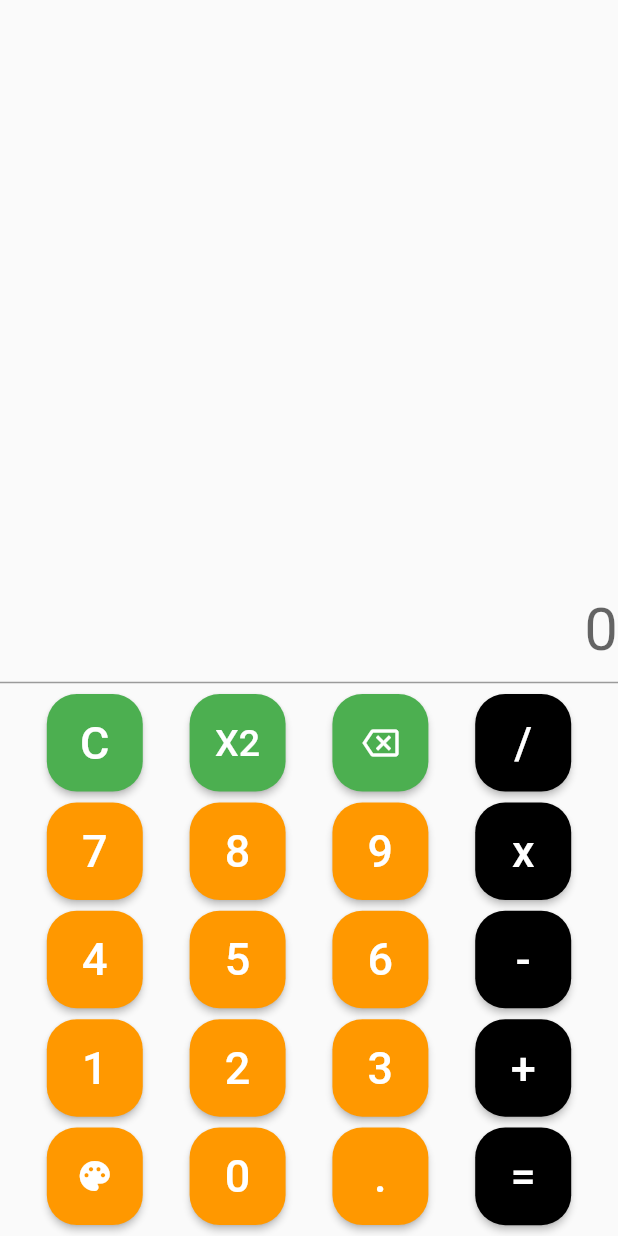
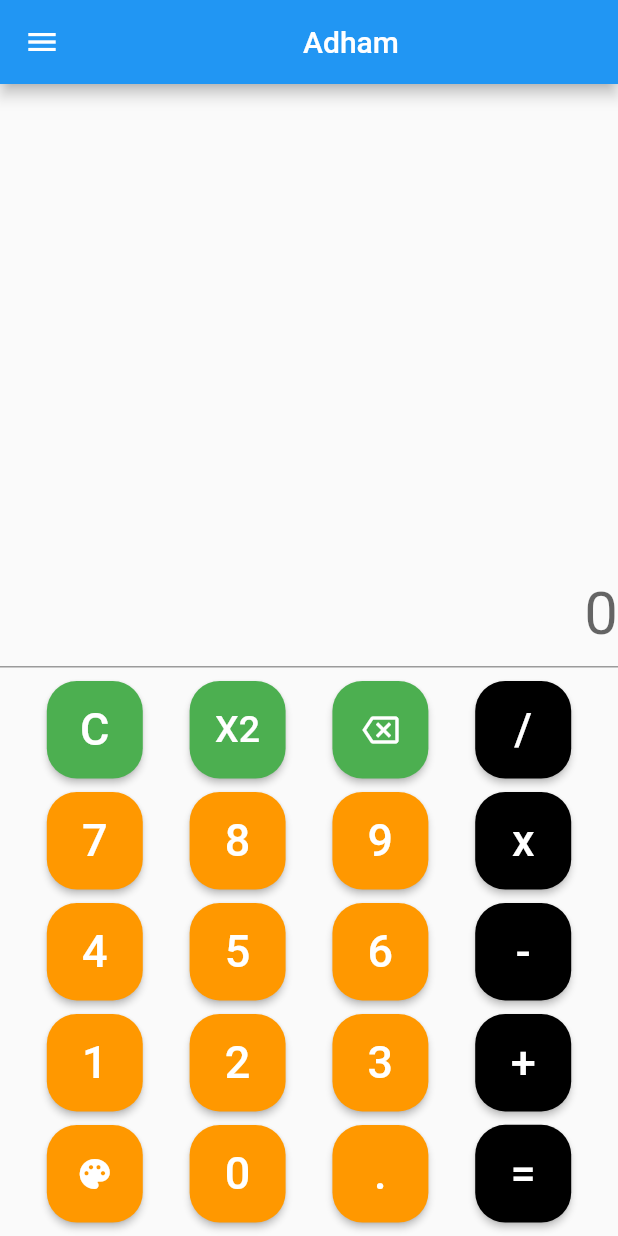
Before and after one commit to adhamniyozboyev/calc_adham, a Flutter app: the screen it shows after launch, after a tap on the "palette" icon, on a phone screen of 412 x 824 dp. Run offline on Flutter 3.47's test engine with Material 2 defaults, Android fonts, the light colour scheme and no system bars.

Commit message:
combined two calc

```diff
--- a/lib/main.dart
+++ b/lib/main.dart
@@ -2,6 +2,7 @@ import 'package:flutter/material.dart';
 
 void main() {
   runApp(MaterialApp(
+    debugShowCheckedModeBanner: false,
     home: MyApp(),
   ));
 }
@@ -16,7 +17,10 @@ class MyApp extends StatefulWidget {
 class _MyAppState extends State<MyApp> {
   Color change = Colors.orange;
   Color change2 = Colors.black;
-  Color change3=Colors.blue;
+  Color change3 = Colors.blue;
+  int? val;
+  int check = 0;
+  Widget radios = Container();
   TextEditingController controller = TextEditingController();
   Widget exp(
     String b,
@@ -72,11 +76,51 @@ class _MyAppState extends State<MyApp> {
   @override
   Widget build(BuildContext context) {
     return Scaffold(
-      body: Column(
+      drawer: Drawer(
+          child: Column(
+        children: [
+          Container(
+              height: 100,
+              child: Text(
+                '\n\nQanaqa kalkulyator kerak ?',
+                style: TextStyle(fontSize: 23,color: Colors.brown,),
+                textAlign: TextAlign.center,
+              )),
+          RadioListTile(
+              value: 1,
+              groupValue: val,
+              onChanged: ((v) {
+                setState(() {
+                  val=1;
+                });
+              })),
+          RadioListTile(
+              value: 2,
+              groupValue: val,
+              onChanged: ((v) {
+              setState(() {
+                val=2;
+              });
+              })),
+          RadioListTile(
+              value: 3,
+              groupValue: val,
+              onChanged: ((v) {
+                setState(() {
+                  val=3;
+                });
+              })),
+        ],
+      )),
+      appBar: AppBar(
+          title: Center(
+        child: Text('Adham'),
+      )),
+      body: radios = Column(
         mainAxisAlignment: MainAxisAlignment.spaceEvenly,
         children: [
           SizedBox(
-            height: 370,
+            height: 300,
           ),
           TextField(
             style: TextStyle(fontSize: 40),
@@ -94,7 +138,7 @@ class _MyAppState extends State<MyApp> {
                       shape: RoundedRectangleBorder(
                           borderRadius: BorderRadius.circular(20)),
                       fixedSize: Size(40, 65),
-                      backgroundColor:change3),
+                      backgroundColor: change3),
                   onPressed: () {
                     controller.text = '';
                   },
@@ -109,6 +153,9 @@ class _MyAppState extends State<MyApp> {
                       fixedSize: Size(40, 65),
                       backgroundColor: change3),
                   onPressed: () {
+                    num ans =
+                        num.parse(controller.text) * num.parse(controller.text);
+                    controller.text = ans.toString();
                     //  controller.text=controller.text*controller.text;
                   },
                   child: Text(
@@ -131,7 +178,13 @@ class _MyAppState extends State<MyApp> {
           ),
           Row(
             mainAxisAlignment: MainAxisAlignment.spaceEvenly,
-            children: [ wid('7'),wid('8'),wid('9'), exp('x',)
+            children: [
+              wid('7'),
+              wid('8'),
+              wid('9'),
+              exp(
+                'x',
+              )
             ],
           ),
           Row(
@@ -148,12 +201,29 @@ class _MyAppState extends State<MyApp> {
                   style: ElevatedButton.styleFrom(
                       shape: RoundedRectangleBorder(
                           borderRadius: BorderRadius.circular(20)),
-                      backgroundColor:change2,
+                      backgroundColor: change2,
                       fixedSize: Size(40, 65)),
                   onPressed: () {
-                    change = Colors.black;
-                    change2 = Colors.orange;
-                    change3=Colors.green;
+                    check++;
+                    check %= 3;
+                    // if(check==3){check=0;}
+
+                    if (check == 0) {
+                      change = Colors.orange;
+                      change2 = Colors.black;
+                      change3 = Colors.blue;
+                    }
+                    if (check == 1) {
+                      change = Colors.black;
+                      change2 = Colors.orange;
+                      change3 = Colors.green;
+                    }
+                    if (check == 2) {
+                      change = Colors.red;
+                      change2 = Colors.yellow;
+                      change3 = Colors.brown;
+                    }
+
                     setState(() {});
                   },
                   child: (Icon(Icons.palette))),
@@ -161,7 +231,7 @@ class _MyAppState extends State<MyApp> {
                   style: ElevatedButton.styleFrom(
                       shape: RoundedRectangleBorder(
                           borderRadius: BorderRadius.circular(20)),
-                      backgroundColor:change2,
+                      backgroundColor: change2,
                       fixedSize: Size(40, 65)),
                   onPressed: () {
                     controller.text += '0';
@@ -225,7 +295,7 @@ class _MyAppState extends State<MyApp> {
                       }
                     }
 
-                    controller.text = numbers[0].toStringAsFixed(4);
+                    controller.text = numbers[0].toStringAsFixed(1);
                   },
                   child: Text(
                     '=',
```
Also changed, not shown: lib/foiz.dart (added, +197 -0 lines).
